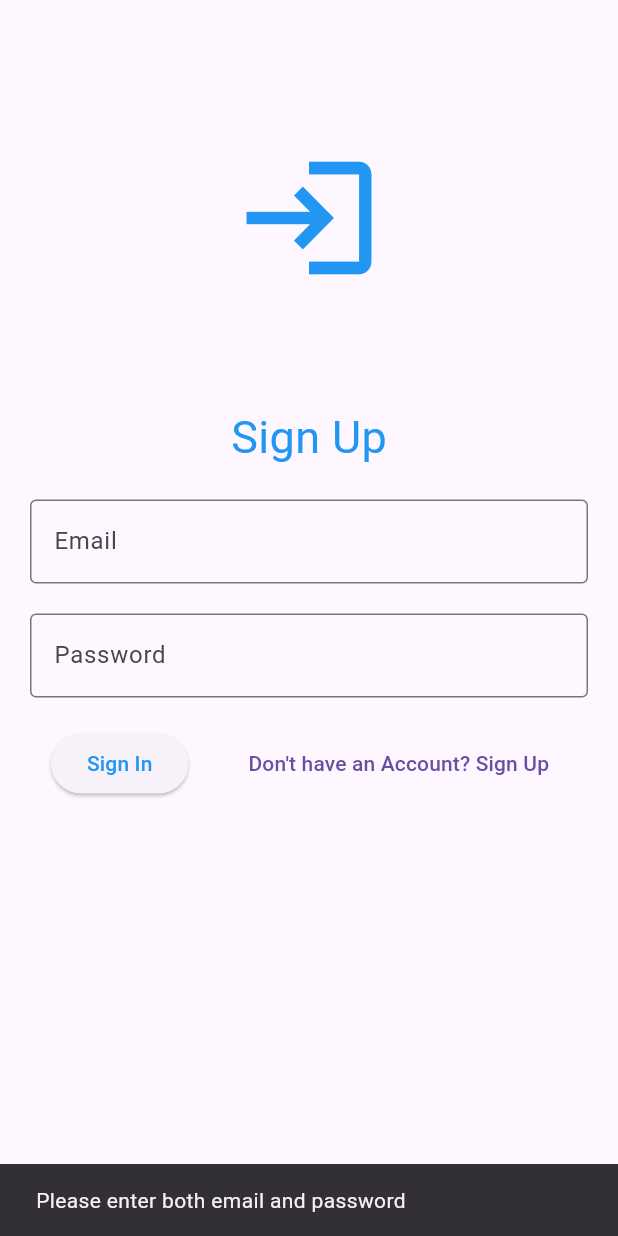
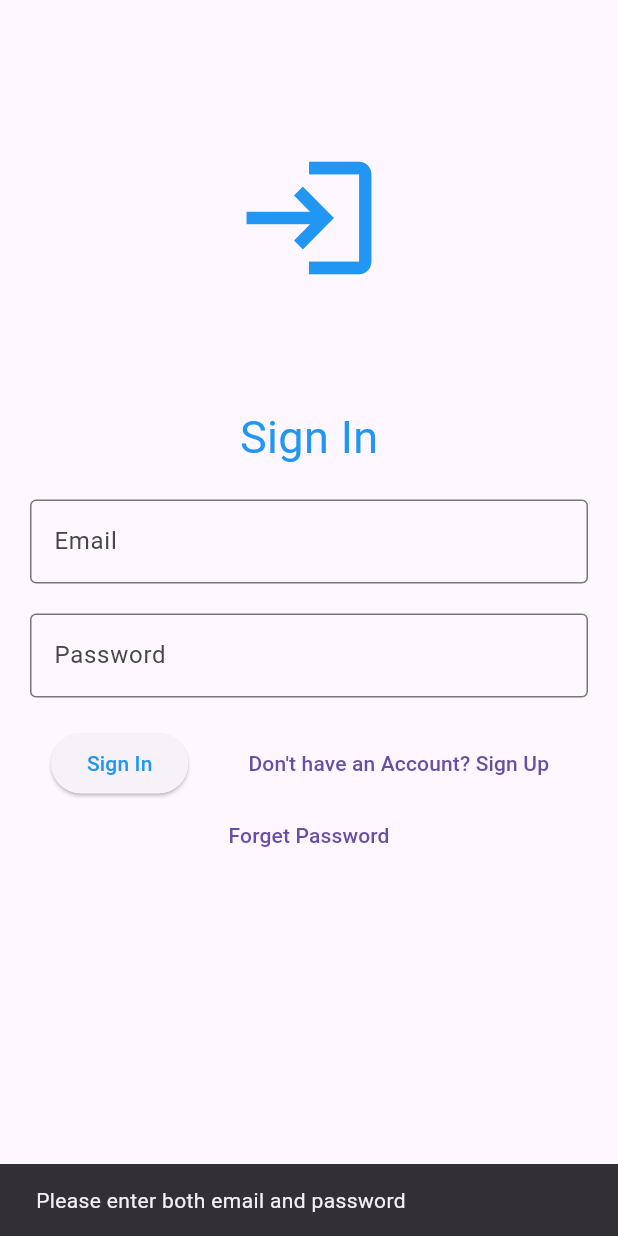
Before and after one commit to farazinam/2401E1, a Flutter app: the screen it shows after launch, after a tap on "Sign In", on a phone screen of 412 x 824 dp. Run offline on Flutter 3.47's test engine with Material 3 defaults, Android fonts, the phone set to English and light mode, and no system bars; our stand-ins replace cloud_firestore, device_preview, firebase_auth, firebase_core, fluttertoast, form_field_validator and 1 more; accounts and stored records are empty; key blocks and very long unbroken strings in the code were emptied for the run.

Commit message:
Forget Password and Splash Screen

```diff
--- a/HDSE-II/flutter/mobileapp/lib/Auth/signin.dart
+++ b/HDSE-II/flutter/mobileapp/lib/Auth/signin.dart
@@ -1,8 +1,10 @@
 import 'package:cloud_firestore/cloud_firestore.dart';
 import 'package:firebase_auth/firebase_auth.dart';
 import 'package:flutter/material.dart';
+import 'package:mobileapp/Auth/forgetpassword.dart';
 import 'package:mobileapp/Auth/signup.dart';
 import 'package:mobileapp/callLog.dart';
+import 'package:mobileapp/dynamicList.dart';
 
 class SignInScreen extends StatefulWidget {
   const SignInScreen({super.key});
@@ -27,11 +29,12 @@ class _SignInScreenState extends State<SignInScreen> {
   //   final InputPassword = emailController.text.trim();
 
   //   try{
-  //   final User? userExist =
-  //   (await FirebaseAuth.instance.signInWithEmailAndPassword(
+  //   final userExist =
+  //   await FirebaseAuth.instance.signInWithEmailAndPassword(
   //     email: InputEmail,
-  //     password: InputPassword)).user;
-  //     if(userExist != null){
+  //     password: InputPassword);
+  //     final u = userExist.user;
+  //     if(u != null){
   //       Navigator.push(context, MaterialPageRoute(builder: (context){
   //         return CallLog();
   //       }));
@@ -40,7 +43,7 @@ class _SignInScreenState extends State<SignInScreen> {
   // catch (e){
   //   print("Error $e");
   // }
-    // }
+  //   }
 
 // Proper and Correct
      Future<void> signInFn() async {
@@ -69,7 +72,7 @@ class _SignInScreenState extends State<SignInScreen> {
 
         Navigator.pushReplacement(
           context,
-          MaterialPageRoute(builder: (context) => const CallLog()),
+          MaterialPageRoute(builder: (context) => const DynamicList()),
         );
       }
     } on FirebaseAuthException catch (e) {
@@ -121,7 +124,7 @@ class _SignInScreenState extends State<SignInScreen> {
                 child: Icon(Icons.login, size: 100, color: Colors.blue),
               ),
               Text(
-                "Sign Up",
+                "Sign In",
                 style: TextStyle(fontSize: 30, color: Colors.blue),
               ),
               SizedBox(height: 20),
@@ -174,6 +177,14 @@ class _SignInScreenState extends State<SignInScreen> {
                   ),
                 ],
               ),
+               TextButton(
+                    onPressed: () {
+                      Navigator.push(context, MaterialPageRoute(builder: (context){
+                        return ForgetPasswordScreen();
+                      }));
+                    },
+                    child: Text("Forget Password"),
+                  ),
             ],
           ),
         ),
--- a/HDSE-II/flutter/mobileapp/lib/main.dart
+++ b/HDSE-II/flutter/mobileapp/lib/main.dart
@@ -1,19 +1,9 @@
+import 'package:firebase_auth/firebase_auth.dart';
 import 'package:flutter/material.dart';
 import 'package:mobileapp/Auth/signin.dart';
 import 'package:mobileapp/Auth/signup.dart';
-import 'package:mobileapp/CRUD/create.dart';
-import 'package:mobileapp/CRUD/read.dart';
-import 'package:mobileapp/callLog.dart';
 import 'package:mobileapp/dynamicList.dart';
-import 'package:mobileapp/form.dart';
-import 'package:mobileapp/gridview.dart';
-import 'package:mobileapp/image.dart';
-import 'package:mobileapp/popups.dart';
-import 'package:mobileapp/product.dart';
-import 'package:mobileapp/tabbar.dart';
-import 'package:mobileapp/table.dart';
-import 'navbar.dart';
-import 'firstpage.dart';
+import 'package:mobileapp/splashscreen.dart';
 
 import 'package:device_preview/device_preview.dart';
 import 'package:flutter/foundation.dart';
@@ -40,7 +30,21 @@ Future<void> main() async{
 );
 }
 
-class MyApp extends StatelessWidget {
+class MyApp extends StatefulWidget {
+  @override
+  State<MyApp> createState() => _MyAppState();
+}
+
+class _MyAppState extends State<MyApp> {
+  User? user;
+
+@override
+  void initState() {
+    // TODO: implement initState
+    super.initState();
+     user = FirebaseAuth.instance.currentUser;
+  }
+
   @override
   Widget build(BuildContext context) {
     return GetMaterialApp(
@@ -49,19 +53,14 @@ class MyApp extends StatelessWidget {
       builder: DevicePreview.appBuilder,
       theme: ThemeData.light(),
       darkTheme: ThemeData.dark(),
-      // home: CallLog(),
-      // home: FormElements(),
-      // home: GridViewExample(),
-      // home: TabBarExample(),
-      // home: Products(),
-      // home: PopUps(),
-      // home: DynamicList(),
-      // home: TableExample()
 
-      // home: CreateExample()
-      // home: ReadExample()
+      home: user != null ? DynamicList() : SplashScreen(),
+      // home: const SplashScreen(),
 
-      home: SignInScreen(),
+      routes: {
+      '/signin' : (context) => SignInScreen(),
+      '/signup' : (context) => SignUpScreen(),
+      }
     );
   }
 }
--- /dev/null
+++ b/HDSE-II/flutter/mobileapp/lib/splashscreen.dart
@@ -0,0 +1,44 @@
+// import 'dart:nativewrappers/_internal/vm/lib/async_patch.dart';
+
+import 'dart:async';
+
+import 'package:flutter/material.dart';
+import 'package:mobileapp/Auth/signin.dart';
+
+class SplashScreen extends StatefulWidget {
+  const SplashScreen({super.key});
+
+  @override
+  State<SplashScreen> createState() => _SplashScreenState();
+}
+
+class _SplashScreenState extends State<SplashScreen> {
+
+  @override
+  void initState() {
+    // TODO: implement initState
+    super.initState();
+    Timer(Duration(seconds: 5), (){
+      // Navigator.pushNamed(context, '/signin');
+      Navigator.pushReplacementNamed(context, '/signin');
+    });
+
+  }
+
+
+  @override
+  Widget build(BuildContext context) {
+    return Scaffold(
+      body: Container(
+        width: double.infinity,
+        height: double.infinity,
+        color: Colors.green[300],
+        child: Center(
+          child: Text("Splash Screen",
+          style: TextStyle(
+            fontSize: 30, fontWeight: FontWeight.bold, color: Colors.white),),
+        ),
+      ),
+    );
+  }
+}
```
Also changed, not shown: HDSE-II/flutter/mobileapp/lib/Auth/forgetpassword.dart (added, +86 -0 lines), HDSE-II/flutter/mobileapp/lib/dynamicList.dart (+7 -0 lines).
